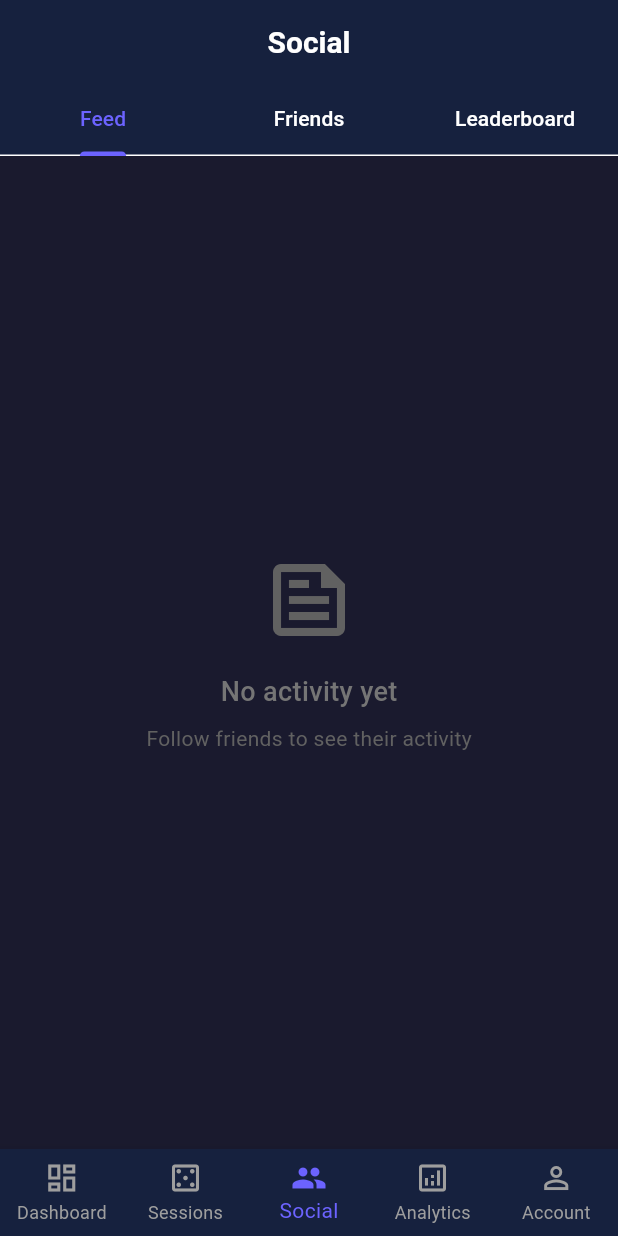
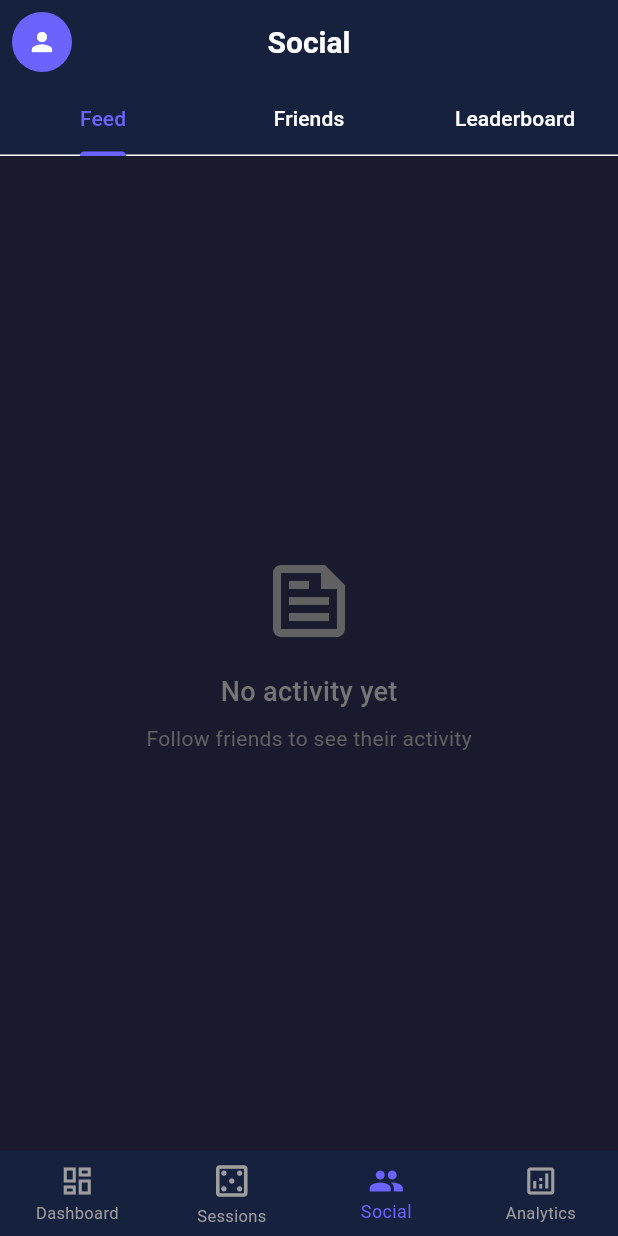
Before and after one commit to dbikowicz/PokerTracker, a Flutter app: the screen it shows after launch, item 3 of the bottom bar chosen, on a phone screen of 412 x 824 dp. Run offline on Flutter 3.47's test engine with Material 3 defaults, Android fonts, the light colour scheme and no system bars.

```diff
--- a/lib/screens/home_screen.dart
+++ b/lib/screens/home_screen.dart
@@ -8,14 +8,13 @@ class HomeScreen extends StatefulWidget {
 }
 
 class _HomeScreenState extends State<HomeScreen> {
-  int _selectedIndex = 0;
+  int _selectedIndex = 1; // Start on Sessions by default
 
   final List<Widget> _screens = [
     const DashboardScreen(),
     const SessionsScreen(),
     const SocialScreen(),
     const AnalyticsScreen(),
-    const AccountScreen(),
   ];
 
   @override
@@ -30,31 +29,28 @@ class _HomeScreenState extends State<HomeScreen> {
           });
         },
         type: BottomNavigationBarType.fixed,
+        selectedFontSize: 12,
+        unselectedFontSize: 11,
         items: const [
           BottomNavigationBarItem(
-            icon: Icon(Icons.dashboard_outlined),
-            activeIcon: Icon(Icons.dashboard),
+            icon: Icon(Icons.dashboard_outlined, size: 24),
+            activeIcon: Icon(Icons.dashboard, size: 24),
             label: 'Dashboard',
           ),
           BottomNavigationBarItem(
-            icon: Icon(Icons.casino_outlined),
-            activeIcon: Icon(Icons.casino),
+            icon: Icon(Icons.casino_outlined, size: 28),
+            activeIcon: Icon(Icons.casino, size: 28),
             label: 'Sessions',
           ),
           BottomNavigationBarItem(
-            icon: Icon(Icons.people_outline),
-            activeIcon: Icon(Icons.people),
+            icon: Icon(Icons.people_outline, size: 24),
+            activeIcon: Icon(Icons.people, size: 24),
             label: 'Social',
           ),
           BottomNavigationBarItem(
-            icon: Icon(Icons.analytics_outlined),
-            activeIcon: Icon(Icons.analytics),
+            icon: Icon(Icons.analytics_outlined, size: 24),
+            activeIcon: Icon(Icons.analytics, size: 24),
             label: 'Analytics',
-          ),
-          BottomNavigationBarItem(
-            icon: Icon(Icons.person_outline),
-            activeIcon: Icon(Icons.person),
-            label: 'Account',
           ),
         ],
       ),
@@ -71,6 +67,25 @@ class DashboardScreen extends StatelessWidget {
     return Scaffold(
       appBar: AppBar(
         title: const Text('Dashboard'),
+        leading: Padding(
+          padding: const EdgeInsets.all(8.0),
+          child: GestureDetector(
+            onTap: () {
+              Navigator.push(
+                context,
+                MaterialPageRoute(builder: (context) => const AccountScreen()),
+              );
+            },
+            child: CircleAvatar(
+              backgroundColor: Theme.of(context).colorScheme.primary,
+              child: const Icon(
+                Icons.person,
+                color: Colors.white,
+                size: 20,
+              ),
+            ),
+          ),
+        ),
       ),
       body: Padding(
         padding: const EdgeInsets.all(16.0),
@@ -205,6 +220,25 @@ class SessionsScreen extends StatelessWidget {
     return Scaffold(
       appBar: AppBar(
         title: const Text('Sessions'),
+        leading: Padding(
+          padding: const EdgeInsets.all(8.0),
+          child: GestureDetector(
+            onTap: () {
+              Navigator.push(
+                context,
+                MaterialPageRoute(builder: (context) => const AccountScreen()),
+              );
+            },
+            child: CircleAvatar(
+              backgroundColor: Theme.of(context).colorScheme.primary,
+              child: const Icon(
+                Icons.person,
+                color: Colors.white,
+                size: 20,
+              ),
+            ),
+          ),
+        ),
         actions: [
           IconButton(
             icon: const Icon(Icons.filter_list),
@@ -300,6 +334,25 @@ class SocialScreen extends StatelessWidget {
       child: Scaffold(
         appBar: AppBar(
           title: const Text('Social'),
+          leading: Padding(
+            padding: const EdgeInsets.all(8.0),
+            child: GestureDetector(
+              onTap: () {
+                Navigator.push(
+                  context,
+                  MaterialPageRoute(builder: (context) => const AccountScreen()),
+                );
+              },
+              child: CircleAvatar(
+                backgroundColor: Theme.of(context).colorScheme.primary,
+                child: const Icon(
+                  Icons.person,
+                  color: Colors.white,
+                  size: 20,
+                ),
+              ),
+            ),
+          ),
           bottom: const TabBar(
             tabs: [
               Tab(text: 'Feed'),
@@ -424,6 +477,25 @@ class AnalyticsScreen extends StatelessWidget {
     return Scaffold(
       appBar: AppBar(
         title: const Text('Analytics'),
+        leading: Padding(
+          padding: const EdgeInsets.all(8.0),
+          child: GestureDetector(
+            onTap: () {
+              Navigator.push(
+                context,
+                MaterialPageRoute(builder: (context) => const AccountScreen()),
+              );
+            },
+            child: CircleAvatar(
+              backgroundColor: Theme.of(context).colorScheme.primary,
+              child: const Icon(
+                Icons.person,
+                color: Colors.white,
+                size: 20,
+              ),
+            ),
+          ),
+        ),
         actions: [
           IconButton(
             icon: const Icon(Icons.date_range),
```
